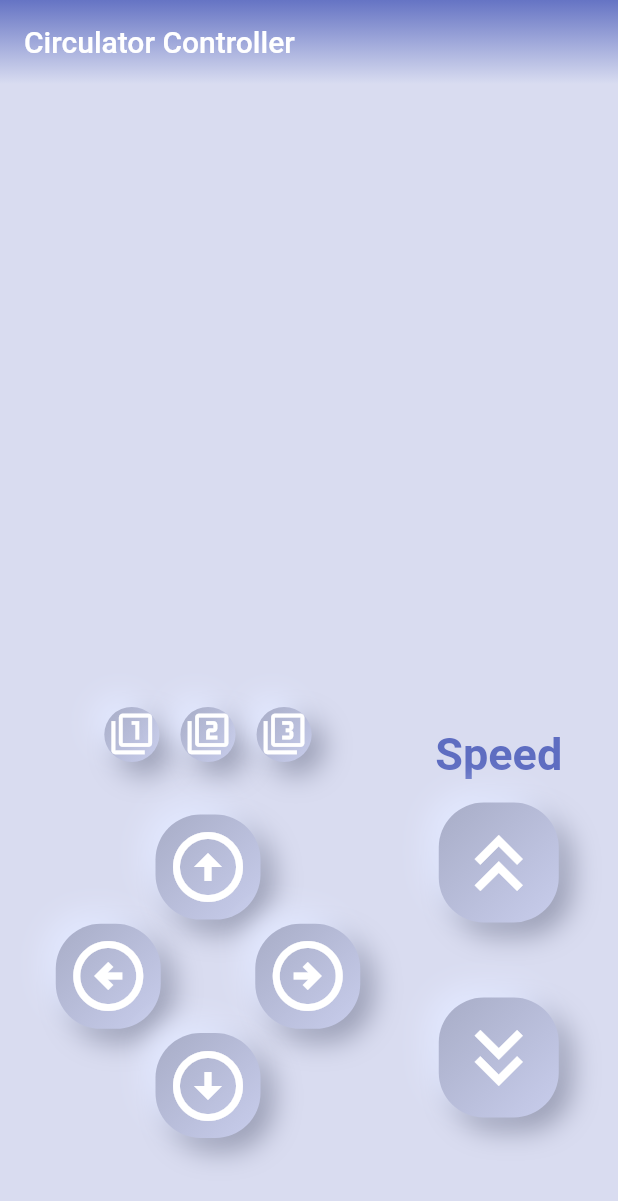
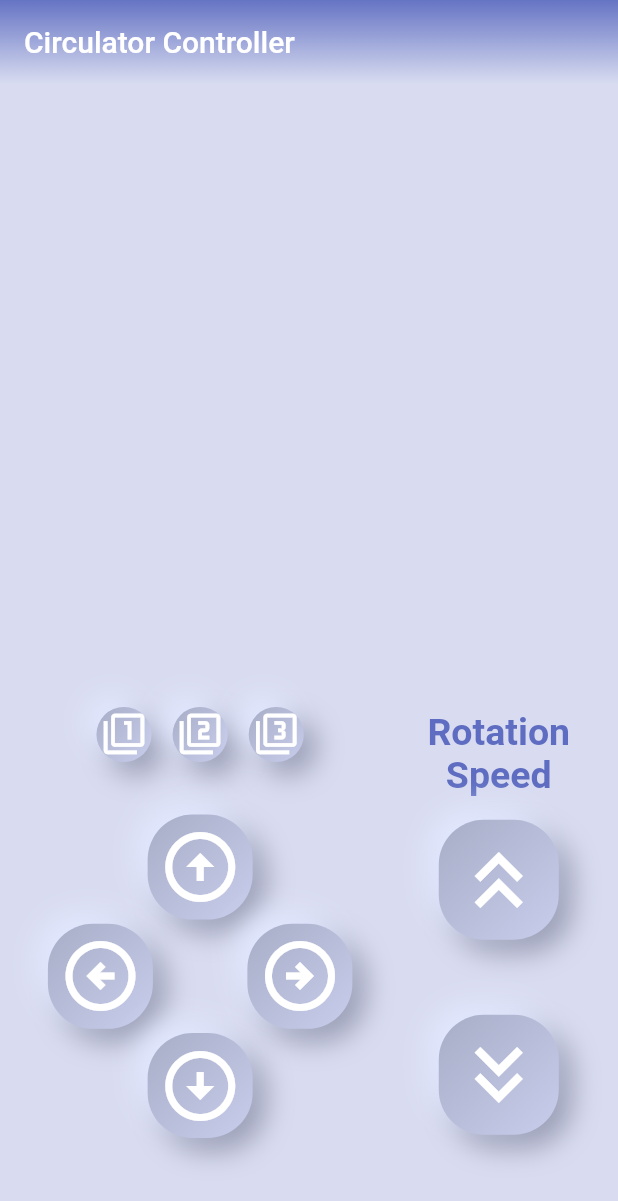
Before and after one commit to sanghyunna/SmartCirculatorApp, a Flutter app: the screen it shows after launch, on a phone screen of 412 x 824 dp. Shown: the top 1201 px of the screen. Run offline on Flutter 3.47's test engine with Material 2 defaults, Android fonts, the phone set to English and light mode, and no system bars.

Commit message:
Update speed_control.dart

```diff
--- a/practice/lib/speed_control.dart
+++ b/practice/lib/speed_control.dart
@@ -8,12 +8,15 @@ class SpeedControl extends StatelessWidget {
     return Column(
       mainAxisAlignment: MainAxisAlignment.center,
       children: <Widget>[
-        Text(
-          'Speed',
-          style: TextStyle(
-            fontSize: 30,
-            fontWeight: FontWeight.bold,
-            color: Colors.indigo.withOpacity(0.8),
+        Center(
+          child: Text(
+            'Rotation\nSpeed',
+            style: TextStyle(
+              fontSize: 25,
+              fontWeight: FontWeight.bold,
+              color: Colors.indigo.withOpacity(0.8),
+            ),
+            textAlign: TextAlign.center,
           ),
         ),
         SizedBox(height: 15),
```
